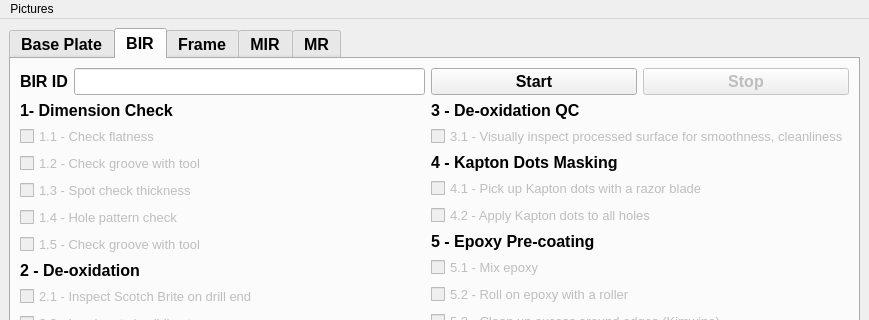
bamesserly/mu2e-tracker-factory, file guis/panel/partsprep/partsPrepUI.ui: the form before one commit; both pictures show x 0 to 869 and y 0 to 320 of the 869 by 610 pixel window.
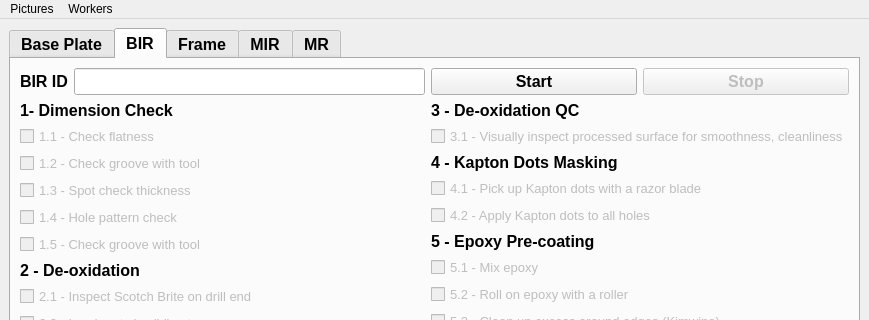
The form after the commit.

Commit message: Large increase in functionality - Added pictures - Added workers - Added ID validator - Doesn't load, but that's OK

Diff of the .ui file:
```diff
--- a/guis/panel/partsprep/partsPrepUI.ui
+++ b/guis/panel/partsprep/partsPrepUI.ui
@@ -700,7 +700,14 @@
     <addaction name="actionMIR"/>
     <addaction name="actionMR"/>
    </widget>
+   <widget class="QMenu" name="menuWorkers">
+    <property name="title">
+     <string>Workers</string>
+    </property>
+    <addaction name="actionAddWorker"/>
+   </widget>
    <addaction name="menuPictures"/>
+   <addaction name="menuWorkers"/>
   </widget>
   <widget class="QStatusBar" name="statusbar"/>
   <action name="actionAutomatically_Open">
```
Left out of the diff: 34 changed lines with no effect on the pictures. The commit also changes 2 other files.
